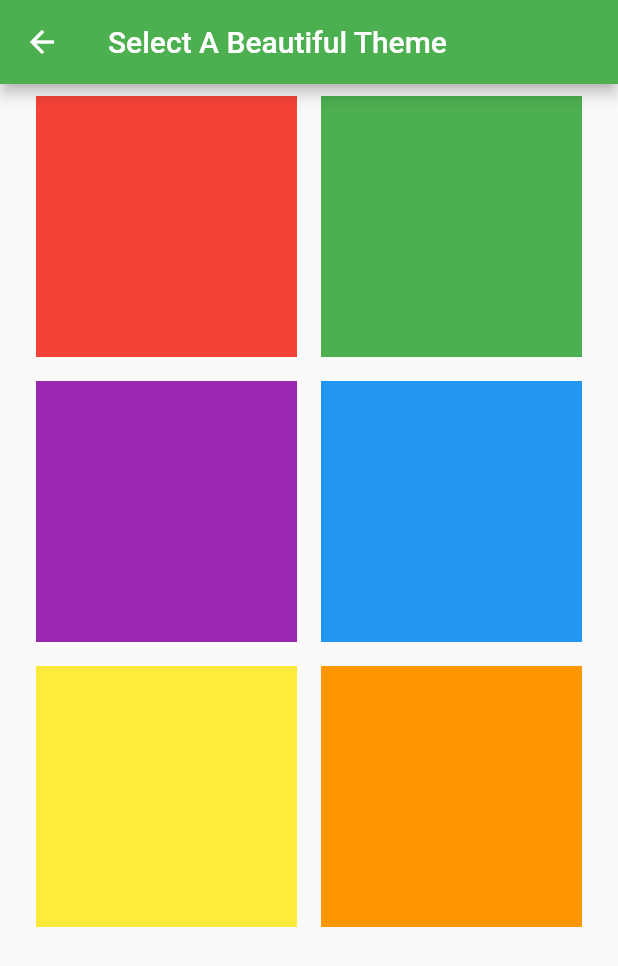
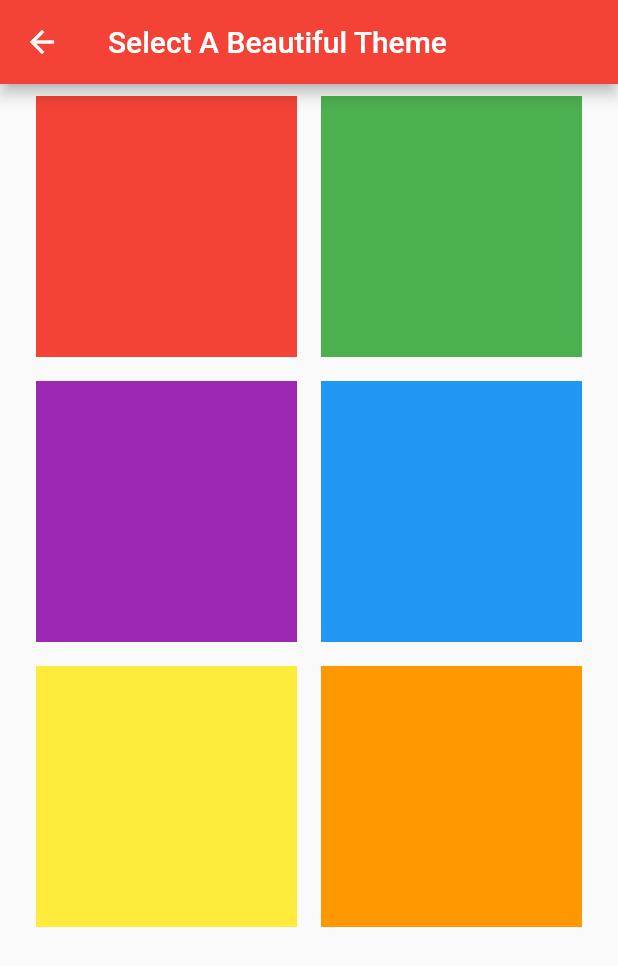
Before and after one commit to natanportilho/task-manager, a Flutter app: the screen it shows after launch, after a tap on the "color lens" icon, on a phone screen of 412 x 824 dp. Shown: the top 966 px of the screen. Run offline on Flutter 3.47's test engine with Material 2 defaults, Android fonts, the phone set to English and light mode, and no system bars; our stand-ins replace google_fonts, moor_flutter, shared_preferences; missing offline and left inert: shared_preferences_web; generated files the repository leaves out were written again; network calls fail.

Commit message:
Getting the theme color from app preferences

```diff
--- a/lib/pages/home_page.dart
+++ b/lib/pages/home_page.dart
@@ -24,6 +24,7 @@ class _MyHomePageState extends State<MyHomePage> {
   Widget build(BuildContext context) {
     List<Todo> entries = <Todo>[];
     colorThemeProvider = Provider.of<ColorThemeProvider>(context);
+    colorThemeProvider.init();
     databaseProvider = Provider.of<MyDatabase>(context);
     todoProvider = Provider.of<TodoProvider>(context);
     todoProvider.injectDatabaseProvider(databaseProvider);
--- a/lib/pages/theme_selection_page.dart
+++ b/lib/pages/theme_selection_page.dart
@@ -11,7 +11,8 @@ class ThemeSelectionPage extends StatelessWidget {
     ColorThemeProvider colorThemeProvider = Provider.of<ColorThemeProvider>(context);
         Provider.of<ColorThemeProvider>(context);
 
-    final List<ColorTheme> colors = _createColorsList();
+    ColorTheme colorTheme = ColorTheme();
+    final List<ColorTheme> colors = colorTheme.createColorsList();
 
     return SafeArea(
         child: Scaffold(
@@ -46,51 +47,51 @@ class ThemeSelectionPage extends StatelessWidget {
     ));
   }
 
-  List<ColorTheme> _createColorsList() {
-    final List<ColorTheme> colors = <ColorTheme>[];
+  // List<ColorTheme> _createColorsList() {
+  //   final List<ColorTheme> colors = <ColorTheme>[];
 
-    ColorTheme red = ColorTheme();
-    red.name = 'red';
-    red.primaryColor = Colors.red;
-    red.secondaryColor = Colors.redAccent[100];
-    red.thirdColor = Colors.transparent;
-    colors.add(red);
+  //   ColorTheme red = ColorTheme();
+  //   red.name = 'red';
+  //   red.primaryColor = Colors.red;
+  //   red.secondaryColor = Colors.redAccent[100];
+  //   red.thirdColor = Colors.transparent;
+  //   colors.add(red);
 
-    ColorTheme green = ColorTheme();
-    green.name = 'green';
-    green.primaryColor = Colors.green;
-    green.secondaryColor = Colors.greenAccent[100];
-    green.thirdColor = Colors.transparent;
-    colors.add(green);
+  //   ColorTheme green = ColorTheme();
+  //   green.name = 'green';
+  //   green.primaryColor = Colors.green;
+  //   green.secondaryColor = Colors.greenAccent[100];
+  //   green.thirdColor = Colors.transparent;
+  //   colors.add(green);
 
-    ColorTheme purple = ColorTheme();
-    purple.name = 'purple';
-    purple.primaryColor = Colors.purple;
-    purple.secondaryColor = Colors.purpleAccent[100];
-    purple.thirdColor = Colors.transparent;
-    colors.add(purple);
+  //   ColorTheme purple = ColorTheme();
+  //   purple.name = 'purple';
+  //   purple.primaryColor = Colors.purple;
+  //   purple.secondaryColor = Colors.purpleAccent[100];
+  //   purple.thirdColor = Colors.transparent;
+  //   colors.add(purple);
 
-    ColorTheme blue = ColorTheme();
-    blue.name = 'blue';
-    blue.primaryColor = Colors.blue;
-    blue.secondaryColor = Colors.blue[100];
-    blue.thirdColor = Colors.transparent;
-    colors.add(blue);
+  //   ColorTheme blue = ColorTheme();
+  //   blue.name = 'blue';
+  //   blue.primaryColor = Colors.blue;
+  //   blue.secondaryColor = Colors.blue[100];
+  //   blue.thirdColor = Colors.transparent;
+  //   colors.add(blue);
 
-    ColorTheme yellow = ColorTheme();
-    yellow.name = 'yellow';
-    yellow.primaryColor = Colors.yellow;
-    yellow.secondaryColor = Colors.yellowAccent[100];
-    yellow.thirdColor = Colors.transparent;
-    colors.add(yellow);
+  //   ColorTheme yellow = ColorTheme();
+  //   yellow.name = 'yellow';
+  //   yellow.primaryColor = Colors.yellow;
+  //   yellow.secondaryColor = Colors.yellowAccent[100];
+  //   yellow.thirdColor = Colors.transparent;
+  //   colors.add(yellow);
 
-    ColorTheme orange = ColorTheme();
-    orange.name = 'orange';
-    orange.primaryColor = Colors.orange;
-    orange.secondaryColor = Colors.orangeAccent[100];
-    orange.thirdColor = Colors.transparent;
-    colors.add(orange);
+  //   ColorTheme orange = ColorTheme();
+  //   orange.name = 'orange';
+  //   orange.primaryColor = Colors.orange;
+  //   orange.secondaryColor = Colors.orangeAccent[100];
+  //   orange.thirdColor = Colors.transparent;
+  //   colors.add(orange);
 
-    return colors;
-  }
+  //   return colors;
+  // }
 }
--- a/lib/persistence/color_theme.dart
+++ b/lib/persistence/color_theme.dart
@@ -5,4 +5,52 @@ class ColorTheme {
   MaterialColor primaryColor;
   Color secondaryColor;
   Color thirdColor;
+
+  List<ColorTheme> createColorsList() {
+    final List<ColorTheme> colors = <ColorTheme>[];
+
+    ColorTheme red = ColorTheme();
+    red.name = 'red';
+    red.primaryColor = Colors.red;
+    red.secondaryColor = Colors.redAccent[100];
+    red.thirdColor = Colors.transparent;
+    colors.add(red);
+
+    ColorTheme green = ColorTheme();
+    green.name = 'green';
+    green.primaryColor = Colors.green;
+    green.secondaryColor = Colors.greenAccent[100];
+    green.thirdColor = Colors.transparent;
+    colors.add(green);
+
+    ColorTheme purple = ColorTheme();
+    purple.name = 'purple';
+    purple.primaryColor = Colors.purple;
+    purple.secondaryColor = Colors.purpleAccent[100];
+    purple.thirdColor = Colors.transparent;
+    colors.add(purple);
+
+    ColorTheme blue = ColorTheme();
+    blue.name = 'blue';
+    blue.primaryColor = Colors.blue;
+    blue.secondaryColor = Colors.blue[100];
+    blue.thirdColor = Colors.transparent;
+    colors.add(blue);
+
+    ColorTheme yellow = ColorTheme();
+    yellow.name = 'yellow';
+    yellow.primaryColor = Colors.yellow;
+    yellow.secondaryColor = Colors.yellowAccent[100];
+    yellow.thirdColor = Colors.transparent;
+    colors.add(yellow);
+
+    ColorTheme orange = ColorTheme();
+    orange.name = 'orange';
+    orange.primaryColor = Colors.orange;
+    orange.secondaryColor = Colors.orangeAccent[100];
+    orange.thirdColor = Colors.transparent;
+    colors.add(orange);
+
+    return colors;
+  }
 }
--- a/lib/providers/color_theme_provider.dart
+++ b/lib/providers/color_theme_provider.dart
@@ -5,7 +5,24 @@ import 'package:task_manager/persistence/color_theme.dart';
 class ColorThemeProvider extends ChangeNotifier {
   ColorTheme color;
 
-// TODO: Should save theme as preferences for app
+  Future init() async {
+    final prefs = await SharedPreferences.getInstance();
+    String colorName = prefs.getString('color');
+
+    List<ColorTheme> colors = ColorTheme().createColorsList();
+    ColorTheme colorTheme = ColorTheme();
+
+    colors.forEach((c) => {
+          if (c.name == colorName)
+            {
+              colorTheme = c,
+            }
+        });
+
+    this.color = colorTheme;
+    notifyListeners();
+  }
+
   Future setColor(ColorTheme color) async {
     final prefs = await SharedPreferences.getInstance();
     prefs.setString('color', color.name);
```
